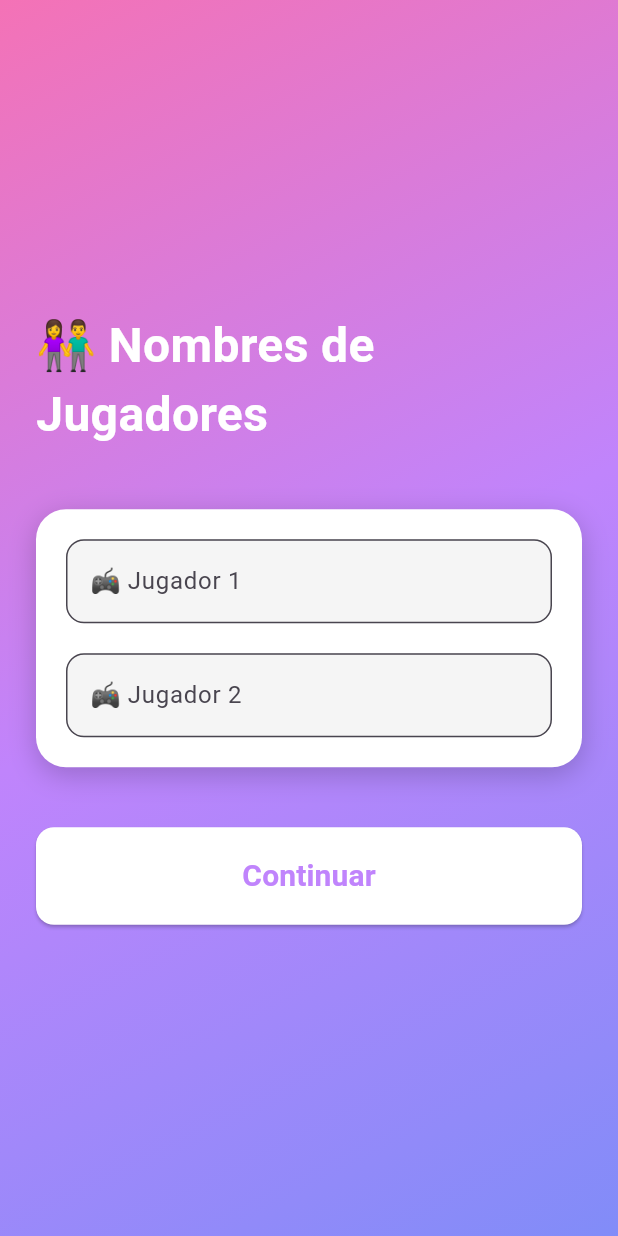
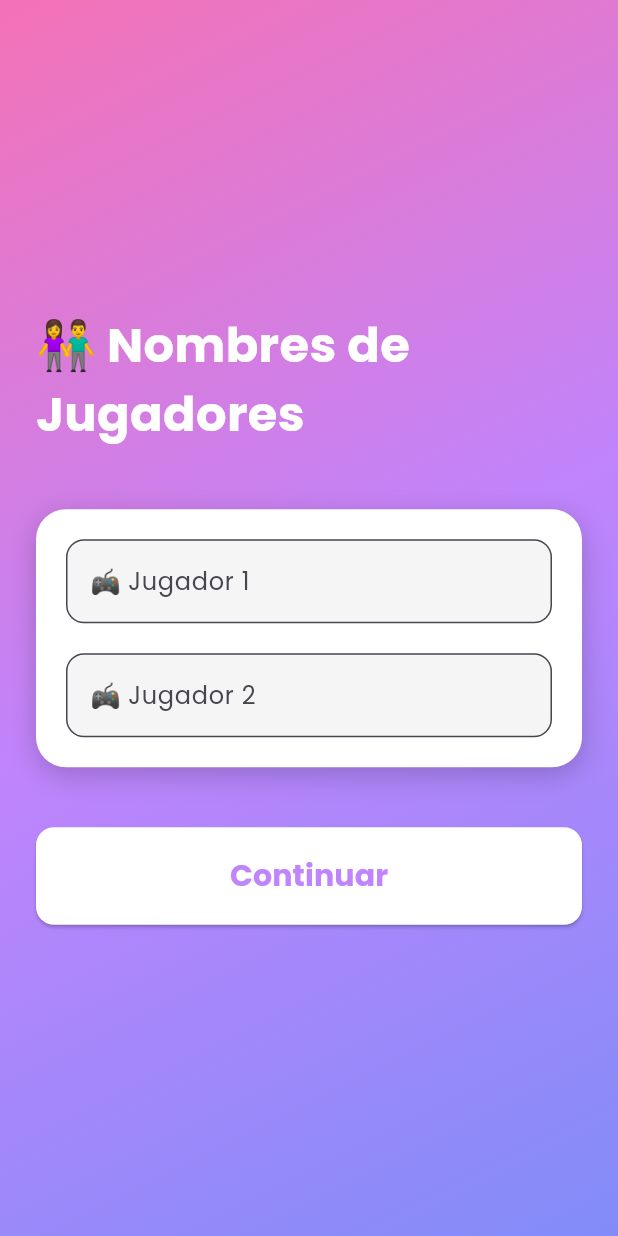
Before and after one commit to VillaAlexTor/QuimicaEnParejas-ConRuleta, a Flutter app: the screen it shows after launch, after a tap on "Jugar", on a phone screen of 412 x 824 dp. Run offline on Flutter 3.47's test engine with Material 3 defaults, Android fonts, the phone set to English and light mode, and no system bars; our stand-ins replace audioplayers, google_fonts.

Commit message:
FINAL with new fonts

```diff
--- a/lib/main.dart
+++ b/lib/main.dart
@@ -2,7 +2,7 @@ import 'package:flutter/material.dart';
 import 'package:flutter/services.dart';
 import 'dart:math' as math;
 import 'package:audioplayers/audioplayers.dart';
-
+import 'package:google_fonts/google_fonts.dart';
 void main() {
   runApp(const MyApp());
 }
@@ -10,13 +10,16 @@ void main() {
 class MyApp extends StatelessWidget {
   const MyApp({Key? key}) : super(key: key);
 
-  @override
+@override
   Widget build(BuildContext context) {
     return MaterialApp(
       title: 'Química de Parejas',
       debugShowCheckedModeBanner: false,
       theme: ThemeData(
         primarySwatch: Colors.purple,
+        textTheme: GoogleFonts.poppinsTextTheme(
+          Theme.of(context).textTheme,
+        ),
       ),
       home: const SplashScreen(),
     );
--- a/pubspec.yaml
+++ b/pubspec.yaml
@@ -35,6 +35,7 @@ dependencies:
   # Use with the CupertinoIcons class for iOS style icons.
   cupertino_icons: ^1.0.8
   audioplayers: ^5.2.1
+  google_fonts: ^6.1.0
 
 dev_dependencies:
   flutter_test:
```
Also changed, not shown: pubspec.lock.
